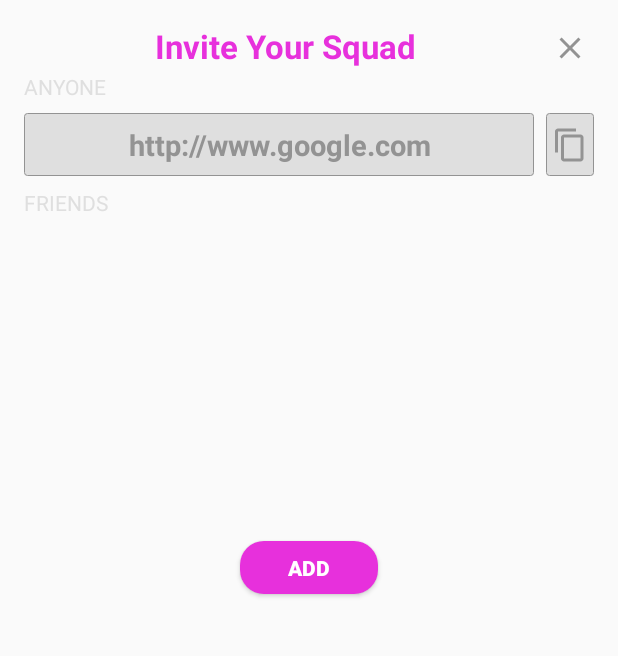
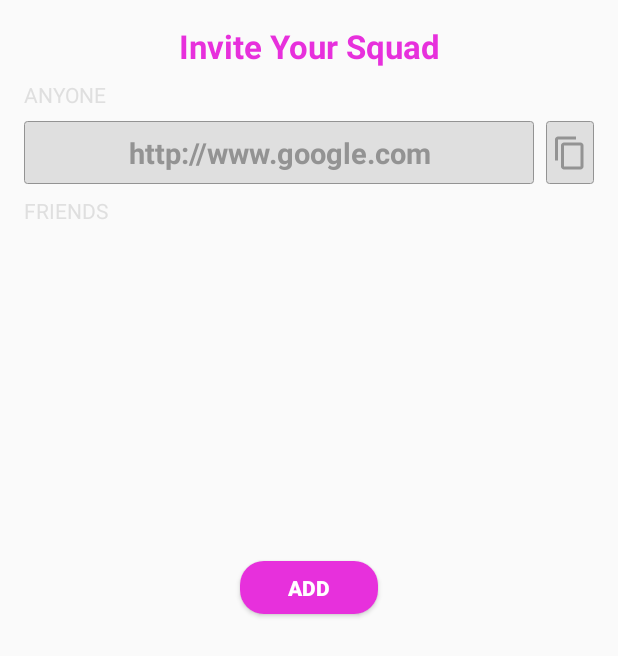
Before and after one commit to eddieberklee/android-meet-in-the-middle, an Android app: the layout dialog_invite_members.xml on its own in the app's theme, with its tools: preview values and no code run, on a phone screen of 412 x 824 dp. Shown: the top 656 px of the screen. Run offline under Robolectric (Android 15) with nearby library versions, the phone set to English and light mode, and no system bars; plain views replace DragSelectRecyclerView.

Commit message:
removed close button from invite members dialog

```diff
--- a/app/src/main/java/com/compscieddy/meetinthemiddle/ui/InviteMembersDialog.java
+++ b/app/src/main/java/com/compscieddy/meetinthemiddle/ui/InviteMembersDialog.java
@@ -11,7 +11,6 @@ import android.support.v7.app.AlertDialog;
 import android.support.v7.widget.GridLayoutManager;
 import android.view.LayoutInflater;
 import android.view.View;
-import android.widget.ImageButton;
 import android.widget.TextView;
 import android.widget.Toast;
 
@@ -30,7 +29,6 @@ import butterknife.OnClick;
 public class InviteMembersDialog extends DialogFragment implements InviteRvAdapter.ClickListener, DragSelectRecyclerViewAdapter.SelectionListener{
 
     @Bind(R.id.rv_invite_members) DragSelectRecyclerView mRvInviteMembers;
-    @Bind(R.id.btn_close) ImageButton mBtnClose;
     @Bind(R.id.invite_url) TextView mInviteUrl;
 
 
@@ -66,10 +64,6 @@ public class InviteMembersDialog extends DialogFragment implements InviteRvAdapt
         return builder.create();
     }
 
-    @OnClick(R.id.btn_close)
-    void onCloseBtnClick(){
-        InviteMembersDialog.this.dismiss();
-    }
 
     @OnClick(R.id.btn_copy)
     void onCopyBtnClick(){
--- a/app/src/main/res/layout/dialog_invite_members.xml
+++ b/app/src/main/res/layout/dialog_invite_members.xml
@@ -7,34 +7,20 @@
     android:layout_height="match_parent"
     android:padding="16dp">
 
-    <LinearLayout
+    <TextView
         android:layout_width="match_parent"
         android:layout_height="wrap_content"
-        android:orientation="horizontal">
-        <TextView
-            android:layout_width="0dp"
-            android:layout_height="wrap_content"
-            android:layout_weight="1"
-            android:text="Invite Your Squad"
-            android:textColor="@color/bright_pink"
-            android:textAppearance="?android:textAppearanceLarge"
-            android:textStyle="bold"
-            android:gravity="center"/>
-
-        <ImageButton
-            android:id="@+id/btn_close"
-            android:layout_width="wrap_content"
-            android:layout_height="wrap_content"
-            android:padding="4dp"
-            android:background="?selectableItemBackgroundBorderless"
-            android:src="@drawable/ic_clear_black_24dp"
-            android:tint="@color/shell_grey"/>
-    </LinearLayout>
+        android:text="Invite Your Squad"
+        android:textColor="@color/bright_pink"
+        android:textAppearance="?android:textAppearanceLarge"
+        android:textStyle="bold"
+        android:gravity="center"/>
 
     <TextView
         android:layout_width="wrap_content"
         android:layout_height="wrap_content"
         android:text="anyone"
+        android:layout_marginTop="8dp"
         android:layout_marginBottom="8dp"
         android:textAllCaps="true"
         android:textColor="@color/light_text_grey"/>
@@ -93,7 +79,7 @@
         android:paddingBottom="8dp"
         android:paddingLeft="32dp"
         android:paddingRight="32dp"
-        android:layout_marginTop="8dp"
+        android:layout_marginTop="16dp"
         android:layout_gravity="center_horizontal"
         android:text="add"
         android:textColor="@color/white"
```
